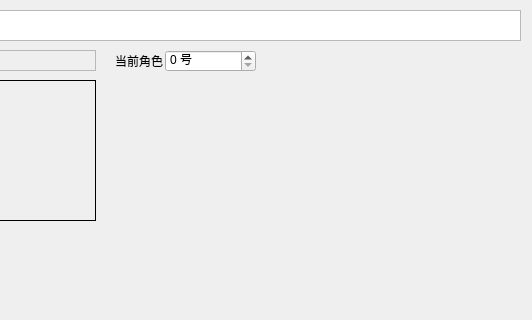
Old version of the form towerofadversitywidget.ui in the repository A-SunsetMkt-Forks/wuwaBackendTool; both pictures show x 465 to 997 and y 0 to 320 of the 997 by 497 pixel window.
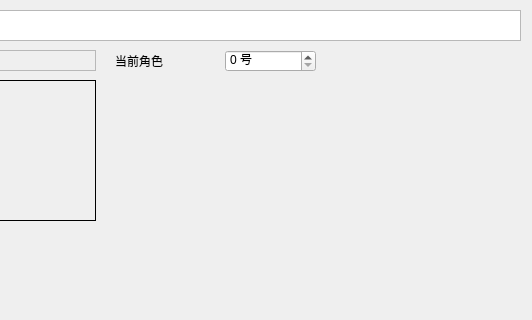
New version of the form.

Commit message: 修复UI异常问题

What changed in the file:
```diff
--- a/towerofadversitywidget.ui
+++ b/towerofadversitywidget.ui
@@ -117,7 +117,7 @@
   <widget class="QSpinBox" name="currentIdx">
    <property name="geometry">
     <rect>
-     <x>630</x>
+     <x>690</x>
      <y>50</y>
      <width>91</width>
      <height>22</height>
```
